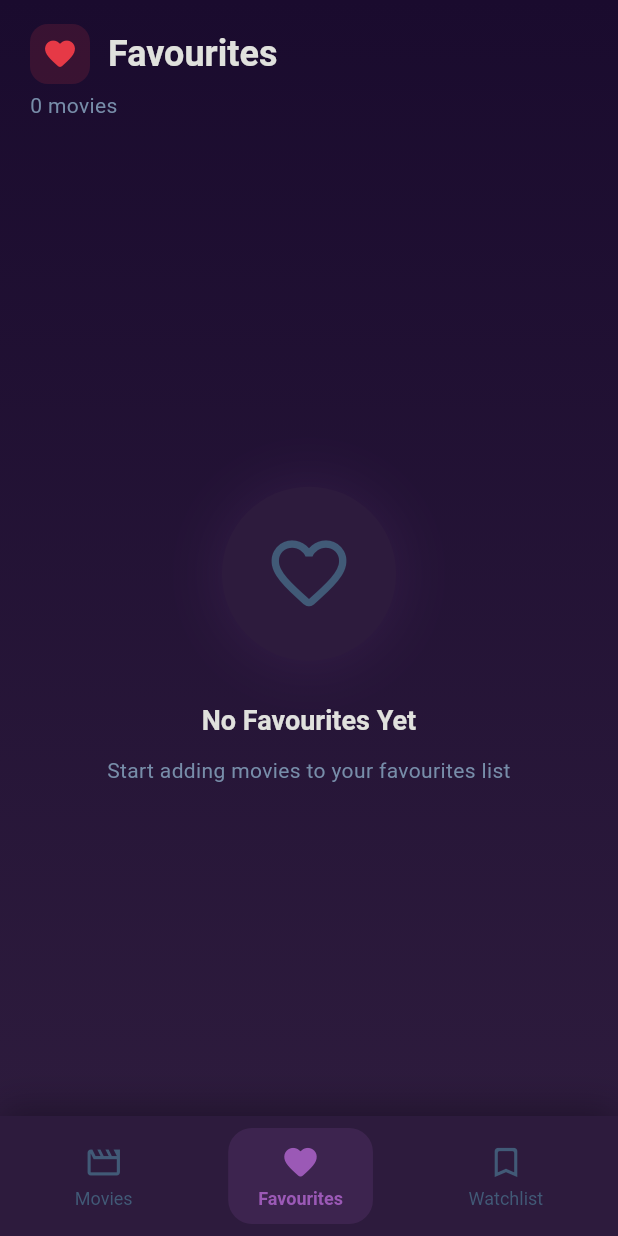
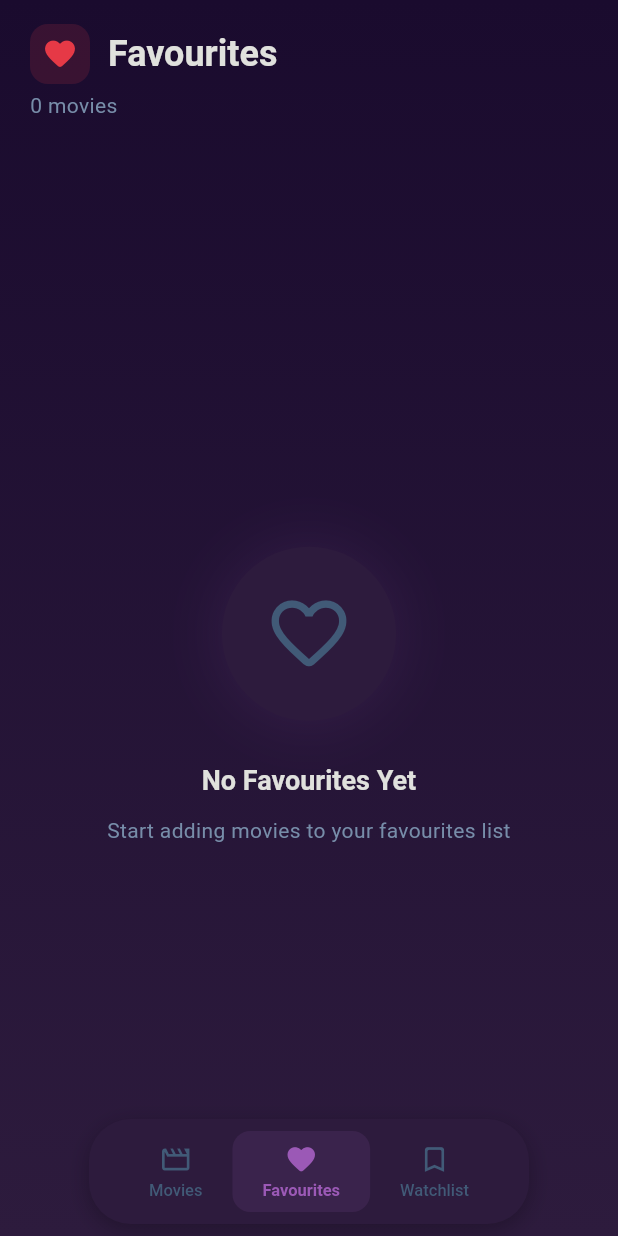
Before and after one commit to an-shoo/lenskart-ca, a Flutter app: the screen it shows after launch, item 2 of the bottom bar chosen, on a phone screen of 412 x 824 dp. Run offline on Flutter 3.47's test engine with Material 3 defaults, Android fonts, the phone set to English and light mode, and no system bars; our stand-ins replace flutter_local_notifications, shared_preferences; network calls fail; Roboto replaces fonts that are missing (Poppins); statements that could not run were skipped.

Commit message:
UI changes for minimalism

```diff
--- a/lib/features/home/screens/home_screen.dart
+++ b/lib/features/home/screens/home_screen.dart
@@ -23,26 +23,48 @@ class _HomeScreenState extends State<HomeScreen> {
   @override
   Widget build(BuildContext context) {
     return Scaffold(
-      body: IndexedStack(
+      body: Stack(
+        children: [
+          IndexedStack(
             index: _currentIndex,
             children: _screens,
           ),
-      bottomNavigationBar: Container(
+          Positioned(
+            left: 0,
+            right: 0,
+            bottom: 0,
+            child: SafeArea(
+              child: Padding(
+                padding:
+                    const EdgeInsets.symmetric(horizontal: 16, vertical: 8),
+                child: Align(
+                  alignment: Alignment.center,
+                  child: LayoutBuilder(
+                    builder: (context, constraints) {
+                      final screenWidth = constraints.maxWidth;
+                      final maxWidth =
+                          screenWidth > 600 ? 500.0 : screenWidth * 0.85;
+
+                      return Container(
+                        constraints: BoxConstraints(maxWidth: maxWidth),
                         decoration: BoxDecoration(
                           color: AppColors.surface,
+                          borderRadius: BorderRadius.circular(28),
                           boxShadow: [
                             BoxShadow(
-              color: Colors.black.withOpacity(0.3),
-              blurRadius: 20,
-              offset: const Offset(0, -5),
+                              color: Colors.black.withOpacity(0.25),
+                              blurRadius: 12,
+                              offset: const Offset(0, 4),
+                              spreadRadius: 0,
                             ),
                           ],
                         ),
-        child: SafeArea(
                         child: Padding(
-            padding: const EdgeInsets.symmetric(horizontal: 8, vertical: 8),
+                          padding: const EdgeInsets.symmetric(
+                              horizontal: 20, vertical: 8),
                           child: Row(
-              mainAxisAlignment: MainAxisAlignment.spaceAround,
+                            mainAxisAlignment: MainAxisAlignment.spaceEvenly,
+                            mainAxisSize: MainAxisSize.min,
                             children: [
                               _buildNavItem(
                                 index: 0,
@@ -65,7 +87,14 @@ class _HomeScreenState extends State<HomeScreen> {
                             ],
                           ),
                         ),
+                      );
+                    },
                   ),
+                ),
+              ),
+            ),
+          ),
+        ],
       ),
     );
   }
@@ -87,12 +116,12 @@ class _HomeScreenState extends State<HomeScreen> {
       behavior: HitTestBehavior.opaque,
       child: AnimatedContainer(
         duration: const Duration(milliseconds: 200),
-        padding: const EdgeInsets.symmetric(horizontal: 20, vertical: 10),
+        padding: const EdgeInsets.symmetric(horizontal: 20, vertical: 8),
         decoration: BoxDecoration(
           color: isSelected
-              ? AppColors.primary.withOpacity(0.15)
+              ? AppColors.primary.withOpacity(0.12)
               : Colors.transparent,
-          borderRadius: BorderRadius.circular(16),
+          borderRadius: BorderRadius.circular(12),
         ),
         child: Column(
           mainAxisSize: MainAxisSize.min,
@@ -103,15 +132,15 @@ class _HomeScreenState extends State<HomeScreen> {
                 isSelected ? activeIcon : icon,
                 key: ValueKey(isSelected),
                 color: isSelected ? AppColors.primary : AppColors.textMuted,
-                size: 26,
+                size: 22,
               ),
             ),
-            const SizedBox(height: 4),
+            const SizedBox(height: 3),
             AnimatedDefaultTextStyle(
               duration: const Duration(milliseconds: 200),
               style: TextStyle(
-                fontSize: 12,
-                fontWeight: isSelected ? FontWeight.w600 : FontWeight.w400,
+                fontSize: 11,
+                fontWeight: isSelected ? FontWeight.w600 : FontWeight.w500,
                 color: isSelected ? AppColors.primary : AppColors.textMuted,
                 fontFamily: 'Poppins',
               ),
```
Also changed, not shown: lib/features/movies/screens/movies_screen.dart (+48 -9 lines). Lines whose indentation alone changed are shown as unchanged.
